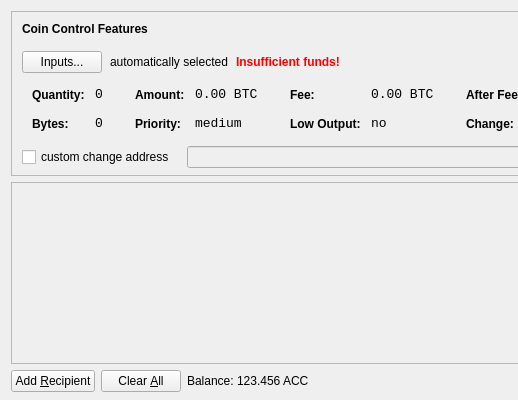
This is src/qt/forms/sendcoinsdialog.ui in bobsomers/ANDREWCHANcoin as Qt 5 draws it before an edit; both pictures show x 0 to 518 and y 0 to 400 of the 850 by 400 pixel window. The edited form follows.
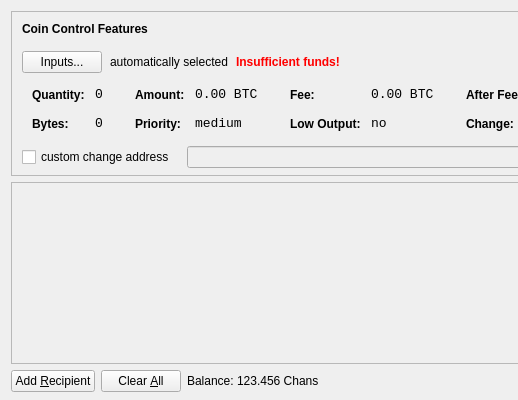
This is the edited form. Icons and pictures are not drawn.

Commit message: Replace ACC with Chans.

Patch:
```diff
--- a/src/qt/forms/sendcoinsdialog.ui
+++ b/src/qt/forms/sendcoinsdialog.ui
@@ -720,7 +720,7 @@
           <cursorShape>IBeamCursor</cursorShape>
          </property>
          <property name="text">
-          <string>123.456 ACC</string>
+          <string>123.456 Chans</string>
          </property>
          <property name="textInteractionFlags">
           <set>Qt::LinksAccessibleByMouse|Qt::TextSelectableByKeyboard|Qt::TextSelectableByMouse</set>
```
The commit also changes 1 other file.
